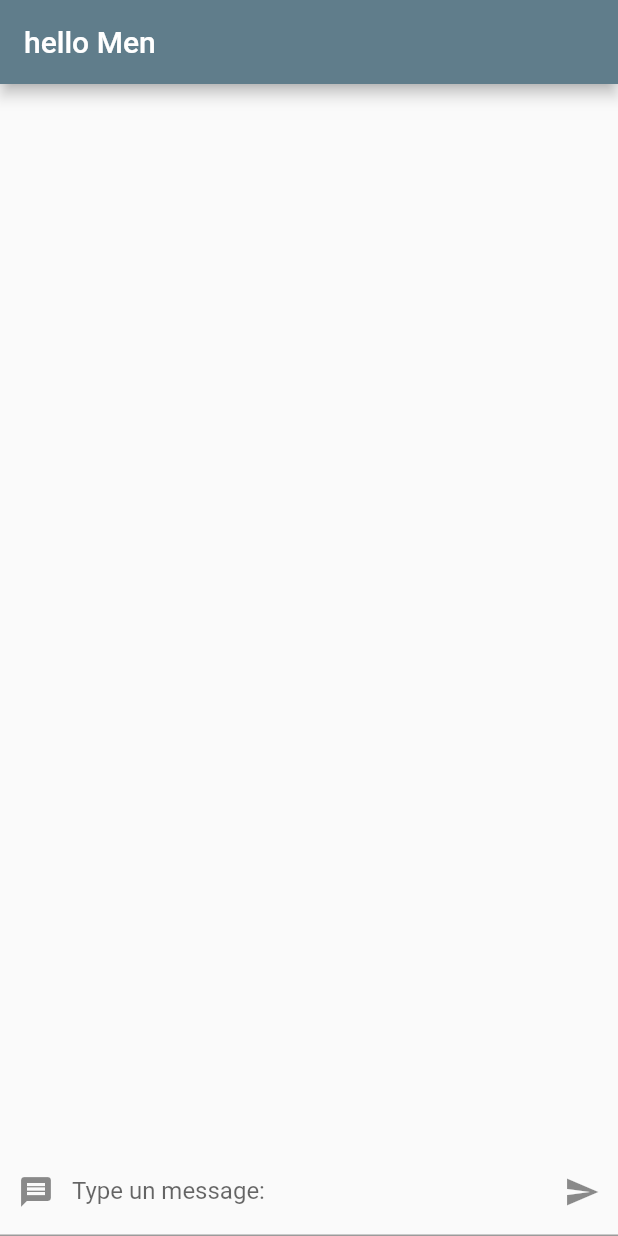
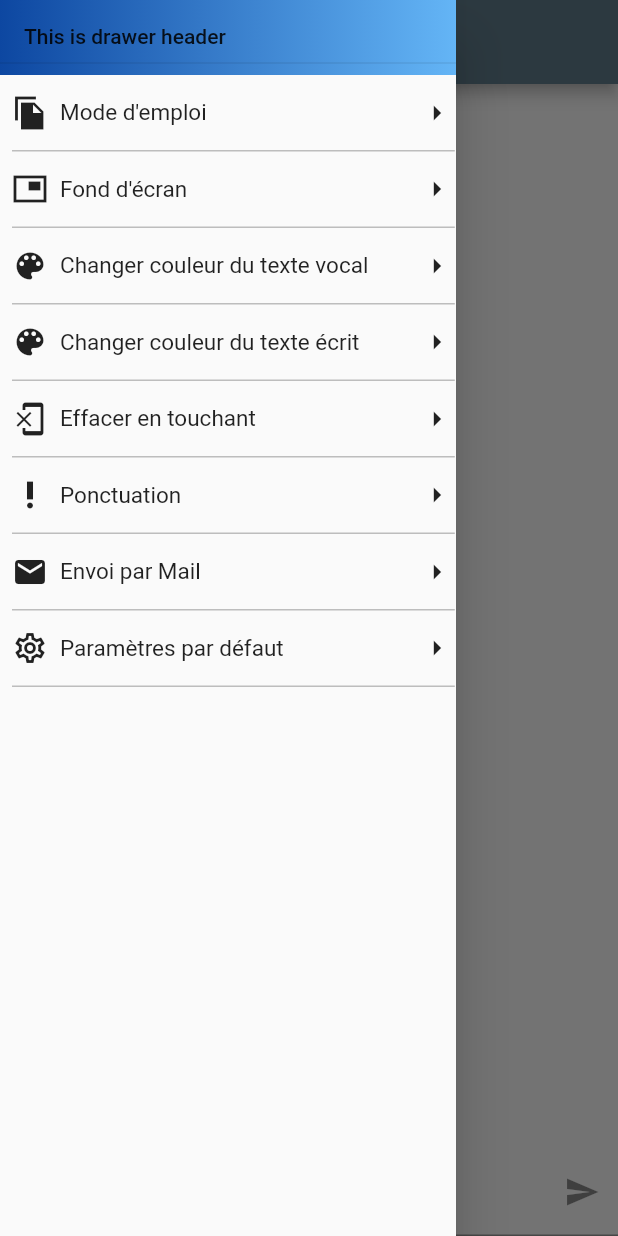
Before and after one commit to VictorLetirand/ArdoiseVocale, a Flutter app: the screen it shows after launch, with the side drawer open (before the commit the screen has no drawer), on a phone screen of 412 x 824 dp. Run offline on Flutter 3.47's test engine with Material 2 defaults, Android fonts, the phone set to English and light mode, and no system bars.

Commit message:
Add Drawer

```diff
--- /dev/null
+++ b/lib/customListTile.dart
@@ -0,0 +1,45 @@
+import 'package:flutter/material.dart';
+
+class CustomListTile extends StatelessWidget {
+  IconData icon;
+  String text;
+  Function onTap;
+
+  CustomListTile(this.icon, this.text, this.onTap);
+
+  @override
+  Widget build(BuildContext context) {
+    return Padding(
+      padding: const EdgeInsets.fromLTRB(8.0, 0, 0.8, 0),
+      child: Container(
+        decoration: BoxDecoration(
+            border: Border(bottom: BorderSide(color: Colors.grey.shade400))),
+        child: InkWell(
+          splashColor: Colors.blueAccent,
+          onTap: onTap,
+          child: Container(
+            height: 50,
+            child: Row(
+              mainAxisAlignment: MainAxisAlignment.spaceBetween,
+              children: <Widget>[
+                Row(
+                  children: <Widget>[
+                    Icon(icon),
+                    Padding(
+                      padding: const EdgeInsets.all(8.0),
+                      child: Text(
+                        text,
+                        style: TextStyle(fontSize: 15),
+                      ),
+                    )
+                  ],
+                ),
+                Icon(Icons.arrow_right),
+              ],
+            ),
+          ),
+        ),
+      ),
+    );
+  }
+}
--- a/lib/myHomePage.dart
+++ b/lib/myHomePage.dart
@@ -2,6 +2,7 @@ import 'package:flutter/material.dart';
 import 'post.dart';
 import 'textImputWidget.dart';
 import 'postList.dart';
+import 'customListTile.dart';
 
 class MyHomePage extends StatefulWidget {
   @override
@@ -21,6 +22,37 @@ class _MyHomePageState extends State<MyHomePage> {
   Widget build(BuildContext context) {
     return Scaffold(
         appBar: AppBar(title: Text('hello Men')),
+        drawer: Drawer(
+          child: ListView(
+            children: <Widget>[
+              Container(
+                height: 50.0,
+                child: DrawerHeader(child: Text("This is drawer header")),
+                decoration: BoxDecoration(
+                    gradient: LinearGradient(colors: <Color>[
+                  Colors.blue[900],
+                  Colors.blue[300],
+                ])),
+                margin: EdgeInsets.all(0.0),
+                padding: EdgeInsets.all(0.0),
+              ),
+              CustomListTile(Icons.file_copy_sharp, "Mode d'emploi", () => {}),
+              CustomListTile(
+                  Icons.picture_in_picture_sharp, "Fond d'écran", () => {}),
+              CustomListTile(Icons.color_lens_rounded,
+                  'Changer couleur du texte vocal', () => {}),
+              CustomListTile(Icons.color_lens_rounded,
+                  'Changer couleur du texte écrit', () => {}),
+              CustomListTile(
+                  Icons.phonelink_erase, 'Effacer en touchant', () => {}),
+              CustomListTile(
+                  Icons.priority_high_sharp, 'Ponctuation', () => {}),
+              CustomListTile(Icons.mail, 'Envoi par Mail', () => {}),
+              CustomListTile(
+                  Icons.settings_outlined, 'Paramètres par défaut', () => {}),
+            ],
+          ),
+        ),
         body: Column(children: <Widget>[
           Expanded(child: PostList(this.posts)),
           TextInputWidget(this.newPost)
```
